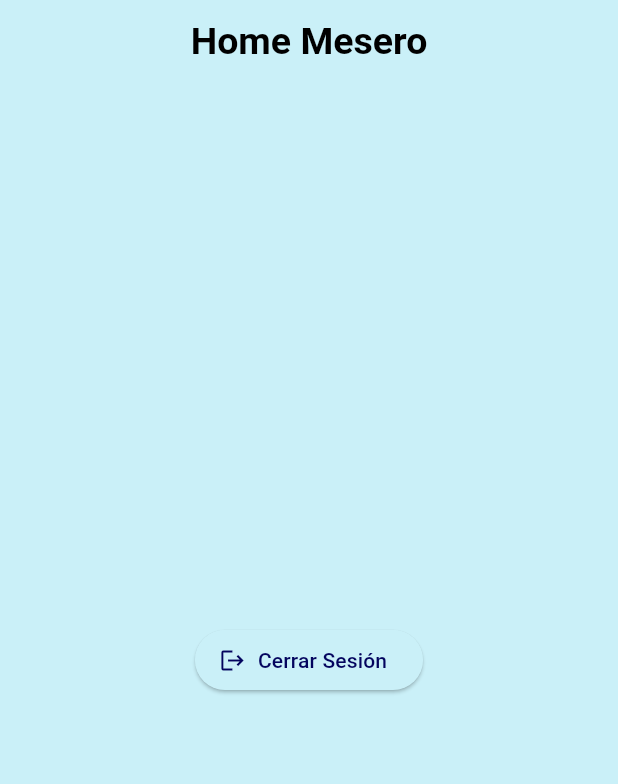
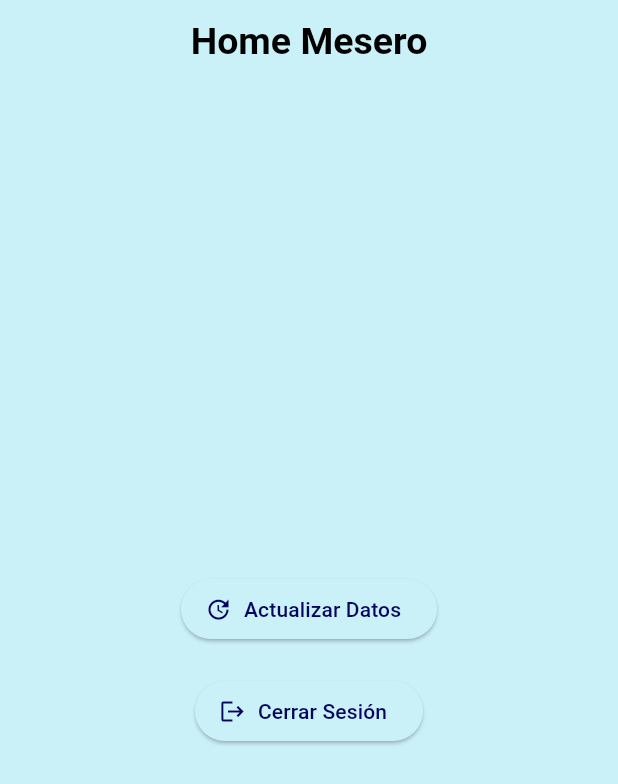
Before and after one commit to JuanRoa785/Mealimetrics_V2, a Flutter app: the HomeMesero screen opened directly, on a phone screen of 412 x 824 dp. Shown: the top 784 px of the screen. Run offline on Flutter 3.47's test engine with Material 3 defaults, Android fonts, the phone set to English and light mode, and no system bars; our stand-ins replace supabase_flutter; missing offline and left inert: flutterflow_ui; accounts and stored records are empty.

Commit message:
funcion update realizada

```diff
--- a/lib/pages/home_mesero.dart
+++ b/lib/pages/home_mesero.dart
@@ -23,10 +23,18 @@ class _HomeMeseroState extends State<HomeMesero> {
         ),
         centerTitle: true,
       ),
-      body: Center(
+   body: Center(
         child: Column(
           mainAxisAlignment: MainAxisAlignment.center,
           children: [
+            ElevatedButton.icon(
+              onPressed: () {
+                Navigator.pushNamed(context, '/actualizarDatos'); // Navega a la página de Actualizar Datos
+              },
+              icon: const Icon(Icons.update), // Ícono para actualizar datos
+              label: const Text('Actualizar Datos'), // Texto del botón
+            ),
+            const SizedBox(height: 20), // Espaciador
             ElevatedButton.icon(
               onPressed: () {
                 signOut();
```
Also changed, not shown: lib/widgets/actualizar_datos.dart (+13 -3 lines).
